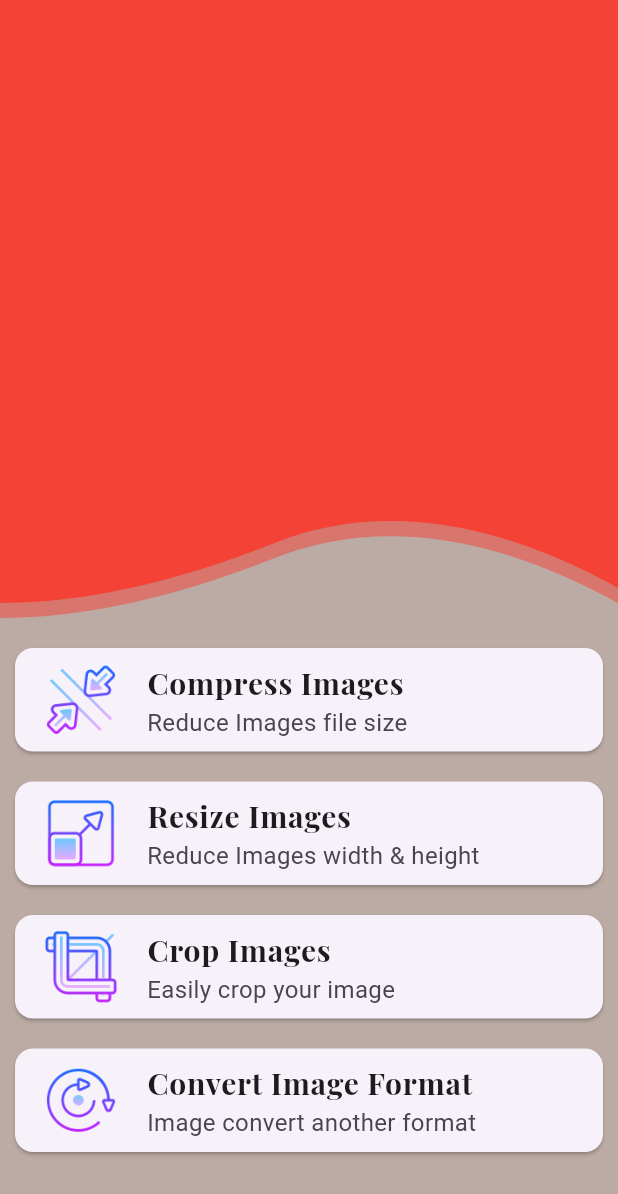
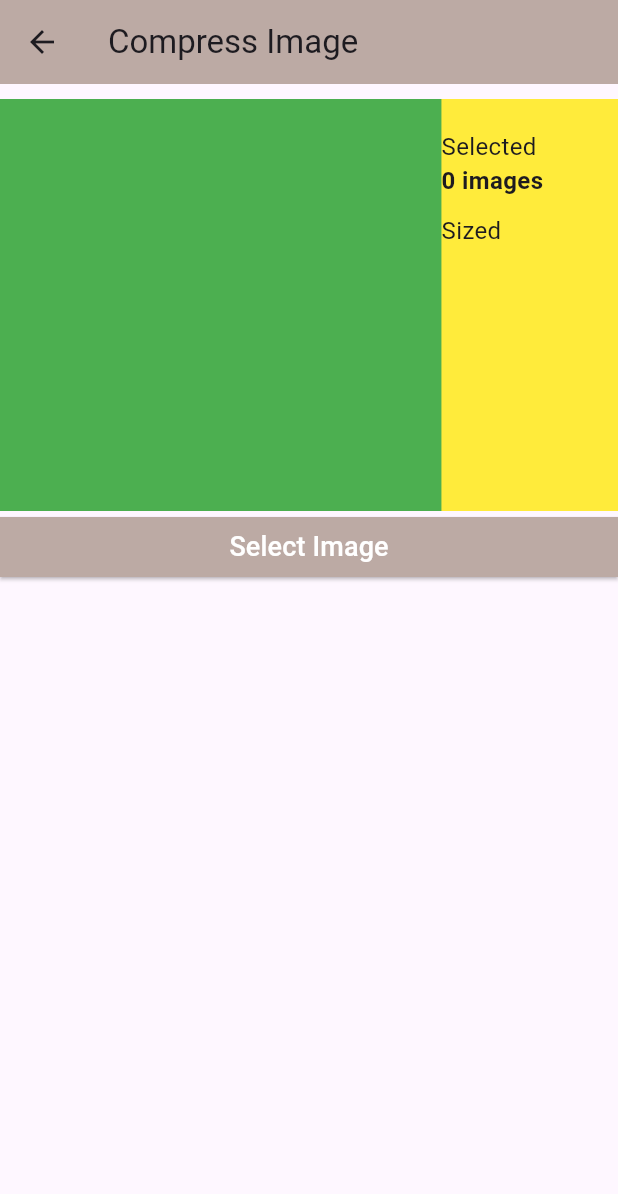
Before and after one commit to Avinashvns/imagecompressorandresizer, a Flutter app: the screen it shows after launch, after a tap on "Compress Images", on a phone screen of 412 x 824 dp. Shown: the top 1194 px of the screen. Run offline on Flutter 3.47's test engine with Material 3 defaults, Android fonts, the phone set to English and light mode, and no system bars; our stand-ins replace image_picker.

Commit message:
select image with file size and image quantity

```diff
--- a/lib/main.dart
+++ b/lib/main.dart
@@ -1,5 +1,7 @@
 import 'package:flutter/cupertino.dart';
 import 'package:flutter/material.dart';
+import 'package:imagecompressorandresizer/page/compress.dart';
+import 'package:imagecompressorandresizer/utils/color.dart';
 import 'package:imagecompressorandresizer/widget/clip_clipper.dart';
 
 void main() {
@@ -21,7 +23,7 @@ class _MyAppState extends State<MyApp> {
   Widget build(BuildContext context) {
     final size = MediaQuery.of(context).size;
     return Scaffold(
-      backgroundColor: Colors.brown.shade200,
+      backgroundColor: backgroundColor,
       body: SafeArea(
         child: Container(
           child: SingleChildScrollView(
@@ -31,7 +33,7 @@ class _MyAppState extends State<MyApp> {
                 Stack(
                   children: [
                     Opacity(
-                      opacity: 0.5,
+                      opacity: 0.4,
                       child: ClipPath(
                         clipper: ClipsClipper(),
                         child: Container(
@@ -44,7 +46,7 @@ class _MyAppState extends State<MyApp> {
                       clipper: ClipsClipper(),
                       child: Container(
                         height: size.height / 2.05,
-                        color: Colors.red,
+                        color: Colors.brown.shade500,
                       ),
                     ),
                   ],
@@ -77,6 +79,7 @@ class _MyAppState extends State<MyApp> {
                   ),
                   onTap: () {
                     print("Compress Image");
+                    Navigator.push(context, MaterialPageRoute(builder: (context) => CompressPage(),));
                   },
                 ),
 
--- /dev/null
+++ b/lib/page/compress.dart
@@ -0,0 +1,122 @@
+
+
+import 'dart:io';
+
+import 'package:flutter/cupertino.dart';
+import 'package:flutter/material.dart';
+import 'package:image_picker/image_picker.dart';
+import 'package:imagecompressorandresizer/utils/color.dart';
+
+class CompressPage extends StatefulWidget {
+  const CompressPage({super.key});
+
+  @override
+  State<CompressPage> createState() => _CompressPageState();
+}
+
+class _CompressPageState extends State<CompressPage> {
+  final ImagePicker imagePicker=ImagePicker();
+  List<XFile> imageFileList=[];
+  List<String> imageSizes=[];
+
+  // Multiple Image Picker
+  void selectImage()async{
+    final List<XFile>? selectedImages=await imagePicker.pickMultiImage();
+    if(selectedImages!.isNotEmpty){
+      imageFileList!.addAll(selectedImages);
+    }
+    setState(() {
+
+    });
+  }
+
+  @override
+  Widget build(BuildContext context) {
+    final size=MediaQuery.of(context).size;
+    return Scaffold(
+      appBar: AppBar(
+        title: Text("Compress Image"),
+        backgroundColor: backgroundColor,
+      ),
+      body: SafeArea(
+        child: Column(
+          children: [
+            SizedBox(height: 10,),
+            Container(
+              height: size.height/3,
+              color: Colors.green,
+              child: Row(
+                children: [
+                  Container(
+                    padding: const EdgeInsets.all(10),
+                    width: size.width/1.4,
+                    child: ListView.builder(
+                      scrollDirection: Axis.horizontal,
+                      itemCount: imageFileList!.length,
+                        itemBuilder: (BuildContext context, int index){
+                          return Image.file(
+                            File(imageFileList[index].path,),
+                            fit: BoxFit.cover,
+                          );
+                        }
+                    ),
+                  ),
+                  Expanded(
+                    child: Container(
+                      padding: const EdgeInsets.symmetric(vertical: 20),
+                      color: Colors.yellow,
+                      child: Column(
+                        crossAxisAlignment: CrossAxisAlignment.start,
+                        children: [
+                          Text("Selected",style: TextStyle(fontSize: 16),),
+                          Text("${imageFileList!.length} images",style: TextStyle(fontSize: 16,fontWeight: FontWeight.bold),),
+                          SizedBox(height: 10,),
+                          Text("Sized",style: TextStyle(fontSize: 16),),
+
+                          Column(
+                            crossAxisAlignment: CrossAxisAlignment.start,
+                            children: imageFileList.map((XFile file) {
+                              File image = File(file.path);
+                              int sizeInBytes = image.lengthSync();
+                              double sizeInKB = sizeInBytes / 1024;
+                              String sizeText;
+                              if (sizeInKB > 1024) {
+                                double sizeInMB = sizeInKB / 1024;
+                                sizeText = "${sizeInMB.toStringAsFixed(2)} MB";
+                              } else {
+                                sizeText = "${sizeInKB.toStringAsFixed(2)} KB";
+                              }
+                              return Text("$sizeText", style: TextStyle(fontSize: 16, fontWeight: FontWeight.bold),);
+                            }).toList(),
+                          ),
+                          SizedBox(height: 10,),
+                        ],
+                      ),
+                    ),
+                  )
+                ],
+              ),
+            ),
+            SizedBox(
+              width: size.width,
+                child: ElevatedButton(
+                  style: ElevatedButton.styleFrom(
+                    backgroundColor: backgroundColor,
+                    shape: RoundedRectangleBorder(
+                      borderRadius: BorderRadius.zero
+                    )
+                  ),
+                    onPressed: (){
+                    selectImage();
+                    },
+                    child: Text("Select Image",style: TextStyle(fontSize: 18,color: Colors.white),)
+                )
+            ),
+
+
+          ],
+        ),
+      ),
+    );
+  }
+}
--- /dev/null
+++ b/lib/utils/color.dart
@@ -0,0 +1,5 @@
+
+
+import 'package:flutter/material.dart';
+
+Color backgroundColor= Colors.brown.shade200;
```
Also changed, not shown: 1 other file.
